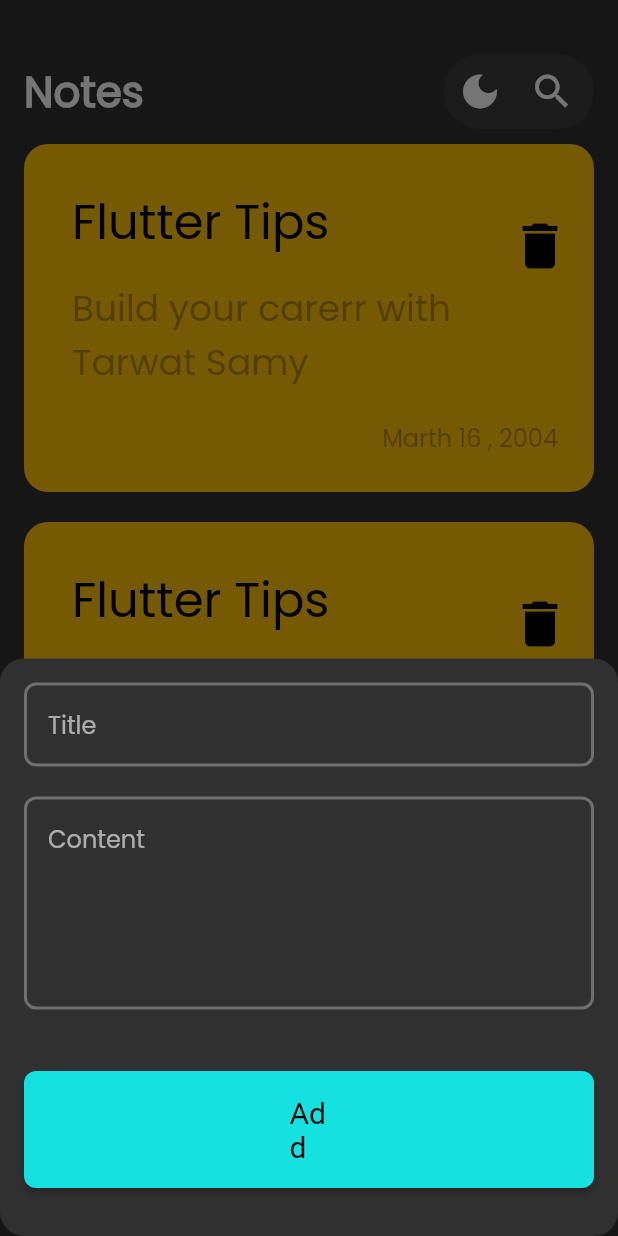
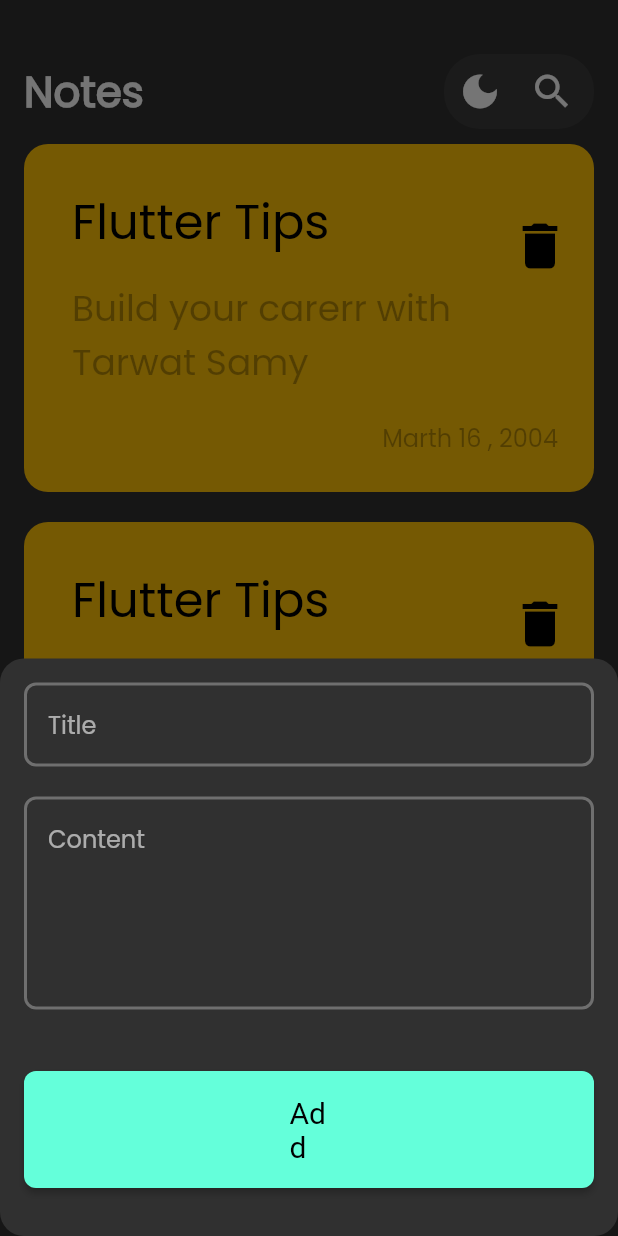
Before and after one commit to hatemf934/notes_app, a Flutter app: the screen it shows after launch, after a tap on the "add" icon, on a phone screen of 412 x 824 dp. Run offline on Flutter 3.47's test engine with Material 3 defaults, Android fonts, the phone set to English and light mode, and no system bars; our stand-ins replace flutter_bloc.

Commit message:
create constant file and add kPrimary color

```diff
--- /dev/null
+++ b/lib/constants.dart
@@ -0,0 +1,3 @@
+import 'package:flutter/material.dart';
+
+const Color kPrimaryColor = Color(0xff64ffda);
--- a/lib/widgets/custom_button.dart
+++ b/lib/widgets/custom_button.dart
@@ -1,4 +1,5 @@
 import 'package:flutter/material.dart';
+import 'package:note_app/constants.dart';
 
 class CustomButton extends StatelessWidget {
   const CustomButton({super.key});
@@ -10,7 +11,7 @@ class CustomButton extends StatelessWidget {
       child: ElevatedButton(
           onPressed: () {},
           style: ElevatedButton.styleFrom(
-              backgroundColor: const Color.fromARGB(255, 21, 225, 225),
+              backgroundColor: kPrimaryColor,
               foregroundColor: Colors.black,
               textStyle: const TextStyle(
                 fontSize: 20,
--- a/lib/widgets/custom_text_feild.dart
+++ b/lib/widgets/custom_text_feild.dart
@@ -1,4 +1,5 @@
 import 'package:flutter/material.dart';
+import 'package:note_app/constants.dart';
 
 class CustomTextFiled extends StatelessWidget {
   const CustomTextFiled({super.key, required this.hint, this.maxlines = 1});
@@ -8,15 +9,14 @@ class CustomTextFiled extends StatelessWidget {
   Widget build(BuildContext context) {
     return TextField(
       maxLines: maxlines,
-      cursorColor: const Color.fromARGB(255, 21, 225, 225),
-      style: const TextStyle(color: Color.fromARGB(255, 21, 225, 225)),
+      cursorColor: kPrimaryColor,
+      style: const TextStyle(color: kPrimaryColor),
       decoration: InputDecoration(
         contentPadding:
             const EdgeInsets.symmetric(vertical: 16, horizontal: 16),
         hintText: hint,
         enabledBorder: buildOutLineBorder(),
-        focusedBorder:
-            buildOutLineBorder(const Color.fromARGB(255, 21, 225, 225)),
+        focusedBorder: buildOutLineBorder(kPrimaryColor),
       ),
     );
   }
```
